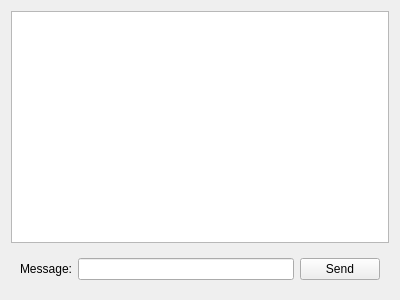
Above: Server/ClientChatWidget.ui from vRFEducation/qtchatapplication before the change. Below: the same form after it.
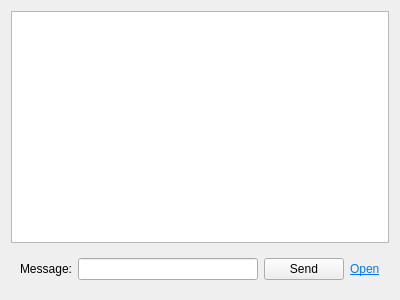
That is the form after the change.

Patch:
```diff
--- a/Server/ClientChatWidget.ui
+++ b/Server/ClientChatWidget.ui
@@ -37,6 +37,13 @@
         </property>
        </widget>
       </item>
+      <item>
+       <widget class="QLabel" name="lblOpenFolder">
+        <property name="text">
+         <string>&lt;html&gt;&lt;head/&gt;&lt;body&gt;&lt;p&gt;&lt;a href=&quot;#&quot;&gt;&lt;span style=&quot; text-decoration: underline; color:#007af4;&quot;&gt;Open&lt;/span&gt;&lt;/a&gt;&lt;/p&gt;&lt;/body&gt;&lt;/html&gt;</string>
+        </property>
+       </widget>
+      </item>
      </layout>
     </widget>
    </item>
```
